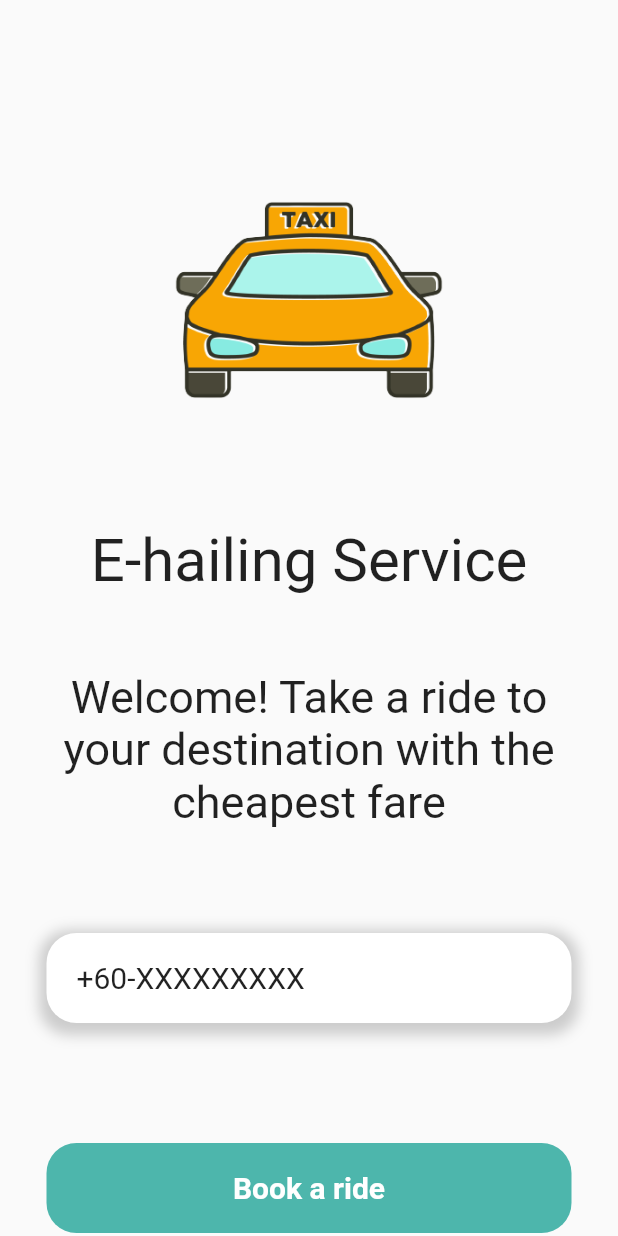
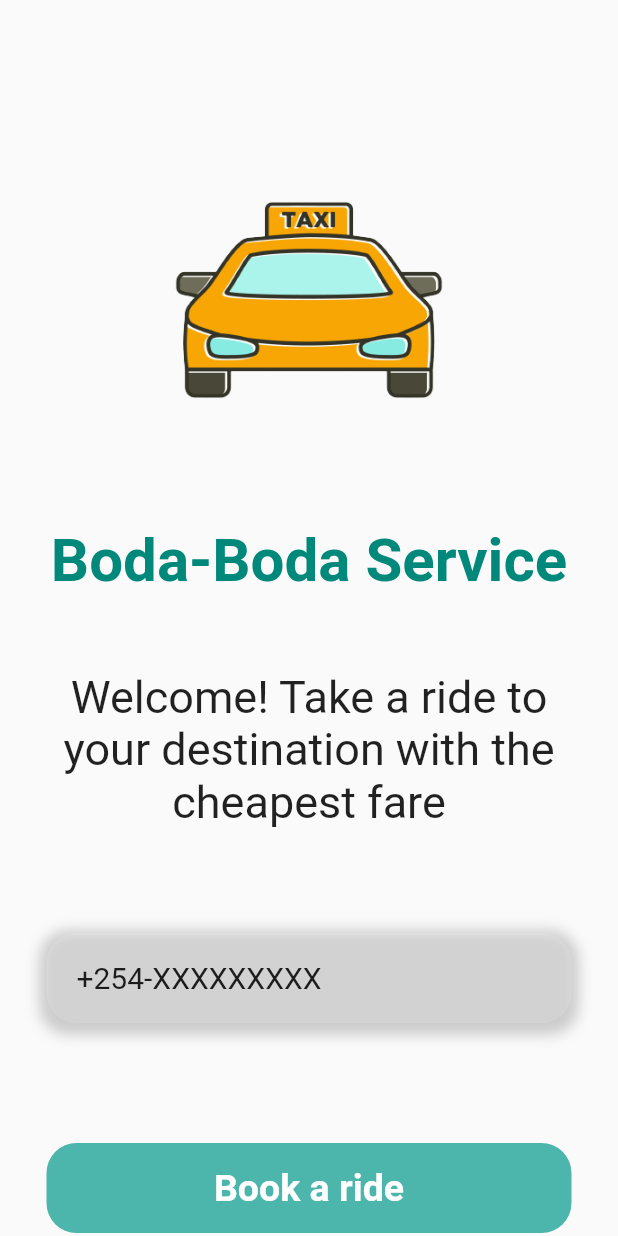
Before and after one commit to Mwita04/sample, a Flutter app: the screen it shows after launch, on a phone screen of 412 x 824 dp. Run offline on Flutter 3.47's test engine with Material 2 defaults, Android fonts, the light colour scheme and no system bars.

Commit message:
screen 2 final

```diff
--- a/lib/home.dart
+++ b/lib/home.dart
@@ -25,8 +25,12 @@ class Home extends StatelessWidget {
           child: Image.asset('assets/taxi.png'),
         ),
         Text(
-          "E-hailing Service",
-          style: TextStyle(fontSize: 40),
+          "Boda-Boda Service",
+          style: TextStyle(
+            fontSize: 40,
+            fontWeight: FontWeight.bold,
+            color: Colors.teal[600],
+          ),
         ),
         SizedBox(
           height: 30,
@@ -46,7 +50,7 @@ class Home extends StatelessWidget {
           height: 60,
           width: 350,
           decoration: BoxDecoration(
-              color: Colors.white,
+              color: Colors.white12,
               borderRadius: BorderRadius.circular(20),
               boxShadow: [
                 BoxShadow(
@@ -59,9 +63,9 @@ class Home extends StatelessWidget {
           child: Align(
             alignment: Alignment.centerLeft,
             child: Padding(
-              padding: const EdgeInsets.only(left: 20.0),
+              padding: EdgeInsets.only(left: 20.0),
               child: Text(
-                "+60-XXXXXXXXX",
+                "+254-XXXXXXXXX",
                 style: TextStyle(fontSize: 20),
               ),
             ),
@@ -78,20 +82,29 @@ class Home extends StatelessWidget {
             decoration: BoxDecoration(
               color: Colors.teal[300],
               borderRadius: BorderRadius.circular(20),
+              /*  boxShadow: [
+                  BoxShadow(
+                    color: Colors.grey.withOpacity(0.35),
+                    spreadRadius: 5,
+                    blurRadius: 7,
+                    blurStyle: BlurStyle.inner,
+                    offset: Offset(0, 3),
+                  ),
+                ]*/
             ),
             child: Center(
                 child: Text(
               "Book a ride",
               style: TextStyle(
                 color: Colors.white,
-                fontSize: 20,
+                fontSize: 25,
                 fontWeight: FontWeight.bold,
               ),
             )),
           ),
         ),
         SizedBox(
-          height: 10,
+          height: 15,
         ),
         Text(
           "More",
```
